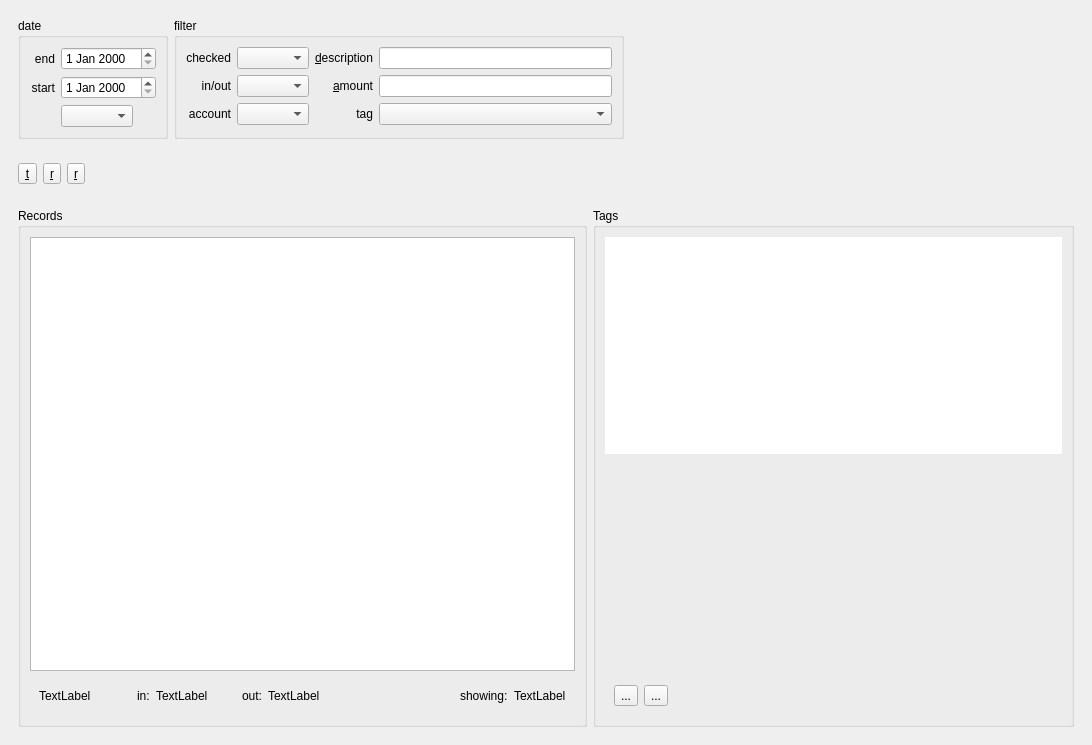
This is ui/pydosh.ui in innerhippy/pydosh as Qt 5 draws it before an edit. The edited form follows.
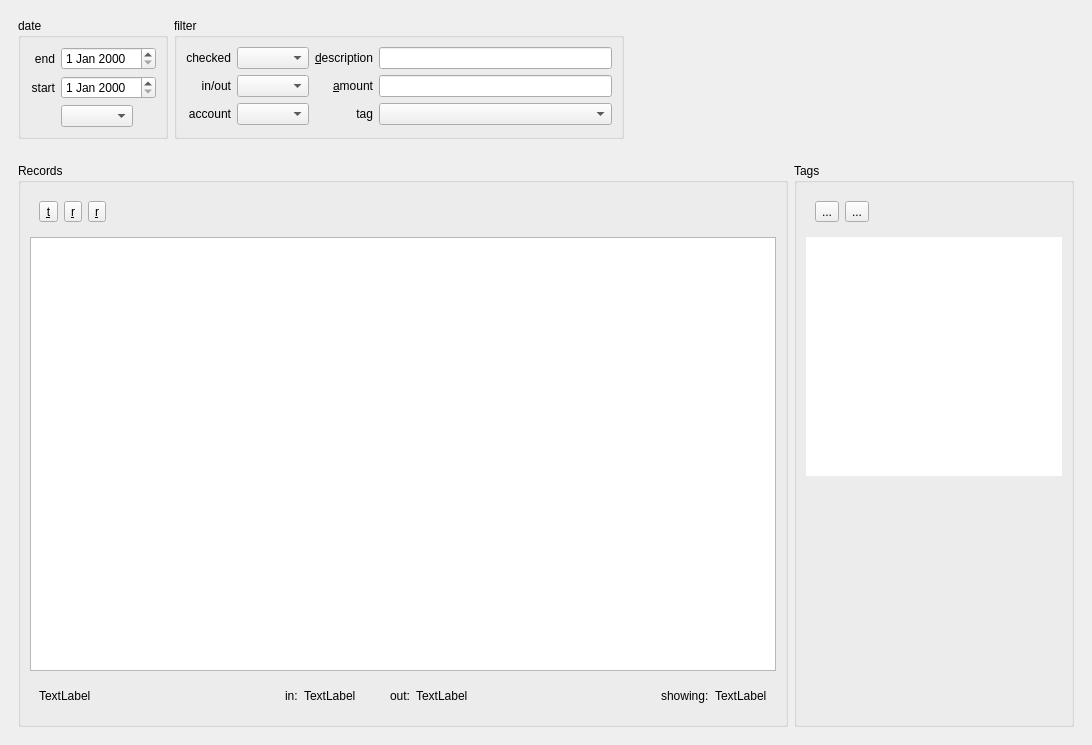
This is the edited form. Icons and pictures are not drawn. Custom widgets are drawn as their Qt base class.

Commit message: better Ui layout

What changed in the file:
```diff
--- a/ui/pydosh.ui
+++ b/ui/pydosh.ui
@@ -258,7 +258,7 @@
       </layout>
      </widget>
     </item>
-    <item row="2" column="0">
+    <item row="1" column="0">
      <widget class="QWidget" name="widget_4" native="true">
       <property name="sizePolicy">
        <sizepolicy hsizetype="Expanding" vsizetype="Expanding">
@@ -270,20 +270,85 @@
        <item>
         <widget class="QGroupBox" name="groupBox_4">
          <property name="sizePolicy">
-          <sizepolicy hsizetype="MinimumExpanding" vsizetype="MinimumExpanding">
-           <horstretch>0</horstretch>
+          <sizepolicy hsizetype="Preferred" vsizetype="Preferred">
+           <horstretch>1</horstretch>
            <verstretch>0</verstretch>
           </sizepolicy>
          </property>
          <property name="title">
           <string>Records</string>
          </property>
-         <layout class="QVBoxLayout" name="verticalLayout_2">
+         <layout class="QVBoxLayout" name="verticalLayout">
+          <item>
+           <widget class="QWidget" name="widget" native="true">
+            <layout class="QHBoxLayout" name="horizontalLayout_2">
+             <item>
+              <widget class="QToolButton" name="toggleCheckButton">
+               <property name="toolTip">
+                <string>&lt;!DOCTYPE HTML PUBLIC &quot;-//W3C//DTD HTML 4.0//EN&quot; &quot;http://www.w3.org/TR/REC-html40/strict.dtd&quot;&gt;
+&lt;html&gt;&lt;head&gt;&lt;meta name=&quot;qrichtext&quot; content=&quot;1&quot; /&gt;&lt;style type=&quot;text/css&quot;&gt;
+p, li { white-space: pre-wrap; }
+&lt;/style&gt;&lt;/head&gt;&lt;body style=&quot; font-family:'Ubuntu'; font-size:11pt; font-weight:400; font-style:normal;&quot;&gt;
+&lt;p style=&quot; margin-top:0px; margin-bottom:0px; margin-left:0px; margin-right:0px; -qt-block-indent:0; text-indent:0px;&quot;&gt;&lt;span style=&quot; font-family:'Arial'; font-size:10pt;&quot;&gt;toggle checked&lt;/span&gt;&lt;/p&gt;&lt;/body&gt;&lt;/html&gt;</string>
+               </property>
+               <property name="text">
+                <string>&amp;t</string>
+               </property>
+               <property name="icon">
+                <iconset resource="pydosh.qrc">
+                 <normaloff>:/icons/accept.png</normaloff>:/icons/accept.png</iconset>
+               </property>
+              </widget>
+             </item>
+             <item>
+              <widget class="QToolButton" name="reloadButton">
+               <property name="toolTip">
+                <string>reload data (Alt-r)</string>
+               </property>
+               <property name="text">
+                <string>&amp;r</string>
+               </property>
+               <property name="icon">
+                <iconset resource="pydosh.qrc">
+                 <normaloff>:/icons/arrow_refresh.png</normaloff>:/icons/arrow_refresh.png</iconset>
+               </property>
+              </widget>
+             </item>
+             <item>
+              <widget class="QToolButton" name="deleteButton">
+               <property name="toolTip">
+                <string>&lt;html&gt;&lt;head/&gt;&lt;body&gt;&lt;p&gt;delete record(s)&lt;/p&gt;&lt;/body&gt;&lt;/html&gt;</string>
+               </property>
+               <property name="text">
+                <string>&amp;r</string>
+               </property>
+               <property name="icon">
+                <iconset resource="pydosh.qrc">
+                 <normaloff>:/icons/cross.png</normaloff>:/icons/cross.png</iconset>
+               </property>
+              </widget>
+             </item>
+             <item>
+              <spacer name="horizontalSpacer_4">
+               <property name="orientation">
+                <enum>Qt::Horizontal</enum>
+               </property>
+               <property name="sizeHint" stdset="0">
+                <size>
+                 <width>703</width>
+                 <height>20</height>
+                </size>
+               </property>
+              </spacer>
+             </item>
+            </layout>
+           </widget>
+          </item>
           <item>
            <widget class="QTableView" name="tableView">
             <property name="sizePolicy">
              <sizepolicy hsizetype="MinimumExpanding" vsizetype="MinimumExpanding">
-              <horstretch>0</horstretch>
+              <horstretch>1</horstretch>
               <verstretch>0</verstretch>
              </sizepolicy>
             </property>
@@ -324,6 +389,9 @@
                <property name="toolTip">
                 <string>total incoming for filtered records</string>
                </property>
+               <property name="lineWidth">
+                <number>-1</number>
+               </property>
                <property name="text">
                 <string>TextLabel</string>
                </property>
@@ -401,7 +469,7 @@
        <item>
         <widget class="QGroupBox" name="groupBox_3">
          <property name="sizePolicy">
-          <sizepolicy hsizetype="Expanding" vsizetype="Preferred">
+          <sizepolicy hsizetype="Preferred" vsizetype="Preferred">
            <horstretch>0</horstretch>
            <verstretch>0</verstretch>
           </sizepolicy>
@@ -409,33 +477,7 @@
          <property name="title">
           <string>Tags</string>
          </property>
-         <layout class="QVBoxLayout" name="verticalLayout">
-          <item>
-           <widget class="TagTableView" name="tagView">
-            <property name="sizePolicy">
-             <sizepolicy hsizetype="Expanding" vsizetype="Expanding">
-              <horstretch>0</horstretch>
-              <verstretch>0</verstretch>
-             </sizepolicy>
-            </property>
-            <property name="frameShape">
-             <enum>QFrame::NoFrame</enum>
-            </property>
-           </widget>
-          </item>
-          <item>
-           <spacer name="verticalSpacer_3">
-            <property name="orientation">
-             <enum>Qt::Vertical</enum>
-            </property>
-            <property name="sizeHint" stdset="0">
-             <size>
-              <width>20</width>
-              <height>206</height>
-             </size>
-            </property>
-           </spacer>
-          </item>
+         <layout class="QVBoxLayout" name="verticalLayout_2">
           <item>
            <widget class="QWidget" name="widget_6" native="true">
             <layout class="QHBoxLayout" name="horizontalLayout">
@@ -480,77 +522,38 @@
             </layout>
            </widget>
           </item>
+          <item>
+           <widget class="TagTableView" name="tagView">
+            <property name="sizePolicy">
+             <sizepolicy hsizetype="Expanding" vsizetype="Expanding">
+              <horstretch>0</horstretch>
+              <verstretch>0</verstretch>
+             </sizepolicy>
+            </property>
+            <property name="frameShape">
+             <enum>QFrame::NoFrame</enum>
+            </property>
+           </widget>
+          </item>
+          <item>
+           <spacer name="verticalSpacer_2">
+            <property name="orientation">
+             <enum>Qt::Vertical</enum>
+            </property>
+            <property name="sizeHint" stdset="0">
+             <size>
+              <width>20</width>
+              <height>230</height>
+             </size>
+            </property>
+           </spacer>
+          </item>
          </layout>
         </widget>
        </item>
       </layout>
      </widget>
     </item>
-    <item row="1" column="0">
-     <widget class="QWidget" name="widget" native="true">
-      <layout class="QHBoxLayout" name="horizontalLayout_2">
-       <item>
-        <widget class="QToolButton" name="toggleCheckButton">
-         <property name="toolTip">
-          <string>&lt;!DOCTYPE HTML PUBLIC &quot;-//W3C//DTD HTML 4.0//EN&quot; &quot;http://www.w3.org/TR/REC-html40/strict.dtd&quot;&gt;
-&lt;html&gt;&lt;head&gt;&lt;meta name=&quot;qrichtext&quot; content=&quot;1&quot; /&gt;&lt;style type=&quot;text/css&quot;&gt;
-p, li { white-space: pre-wrap; }
-&lt;/style&gt;&lt;/head&gt;&lt;body style=&quot; font-family:'Ubuntu'; font-size:11pt; font-weight:400; font-style:normal;&quot;&gt;
-&lt;p style=&quot; margin-top:0px; margin-bottom:0px; margin-left:0px; margin-right:0px; -qt-block-indent:0; text-indent:0px;&quot;&gt;&lt;span style=&quot; font-family:'Arial'; font-size:10pt;&quot;&gt;toggle checked&lt;/span&gt;&lt;/p&gt;&lt;/body&gt;&lt;/html&gt;</string>
-         </property>
-         <property name="text">
-          <string>&amp;t</string>
-         </property>
-         <property name="icon">
-          <iconset resource="pydosh.qrc">
-           <normaloff>:/icons/accept.png</normaloff>:/icons/accept.png</iconset>
-         </property>
-        </widget>
-       </item>
-       <item>
-        <widget class="QToolButton" name="reloadButton">
-         <property name="toolTip">
-          <string>reload data (Alt-r)</string>
-         </property>
-         <property name="text">
-          <string>&amp;r</string>
-         </property>
-         <property name="icon">
-          <iconset resource="pydosh.qrc">
-           <normaloff>:/icons/arrow_refresh.png</normaloff>:/icons/arrow_refresh.png</iconset>
-         </property>
-        </widget>
-       </item>
-       <item>
-        <widget class="QToolButton" name="deleteButton">
-         <property name="toolTip">
-          <string>&lt;html&gt;&lt;head/&gt;&lt;body&gt;&lt;p&gt;delete record(s)&lt;/p&gt;&lt;/body&gt;&lt;/html&gt;</string>
-         </property>
-         <property name="text">
-          <string>&amp;r</string>
-         </property>
-         <property name="icon">
-          <iconset resource="pydosh.qrc">
-           <normaloff>:/icons/cross.png</normaloff>:/icons/cross.png</iconset>
-         </property>
-        </widget>
-       </item>
-       <item>
-        <spacer name="horizontalSpacer_4">
-         <property name="orientation">
-          <enum>Qt::Horizontal</enum>
-         </property>
-         <property name="sizeHint" stdset="0">
-          <size>
-           <width>703</width>
-           <height>20</height>
-          </size>
-         </property>
-        </spacer>
-       </item>
-      </layout>
-     </widget>
-    </item>
    </layout>
   </widget>
  </widget>
```
The commit also changes 2 other files.
